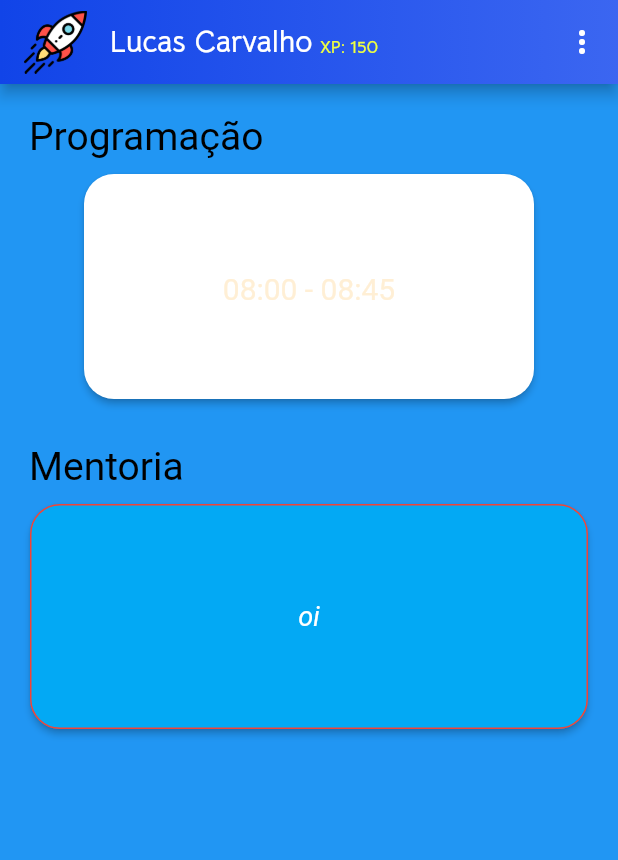
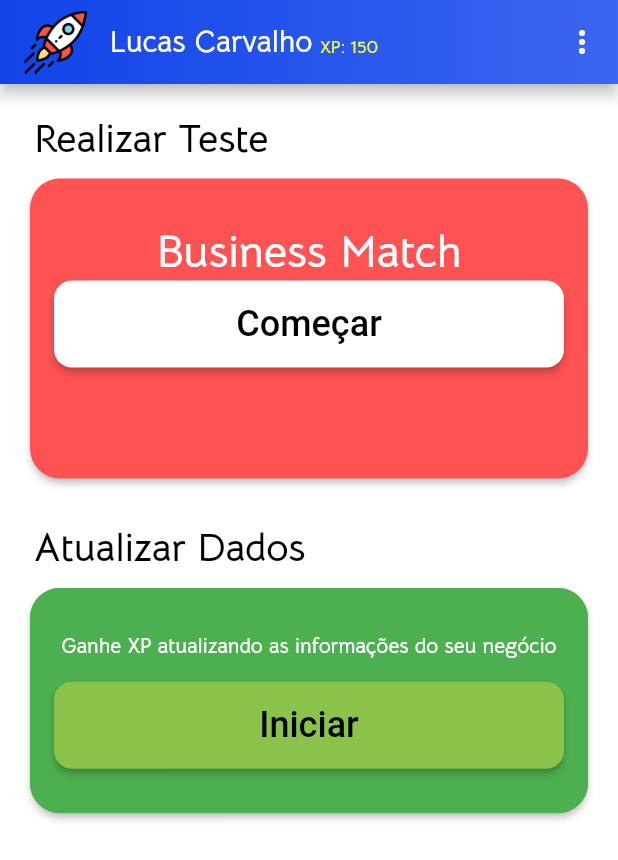
Before and after one commit to SamuelGDMG/RiseHub, a Flutter app: the MainPage screen opened directly, on a phone screen of 412 x 824 dp. Shown: the top 860 px of the screen. Run offline on Flutter 3.47's test engine with Material 2 defaults, Android fonts, the phone set to English and light mode, and no system bars; our stand-ins replace clay_containers, curved_navigation_bar, flip_card, flutter_screenutil, gradient_app_bar, shimmer and 2 more; missing offline and left inert: slimy_card; Roboto replaces fonts that are missing (CaviarDreamsBold).

Commit message:
add main menu content

```diff
--- a/lib/home.dart
+++ b/lib/home.dart
@@ -3,6 +3,7 @@ import 'package:flutter/material.dart';
 import 'package:RiseArea/pages/profile_page.dart';
 import 'package:RiseArea/pages/home_page.dart';
 import 'package:curved_navigation_bar/curved_navigation_bar.dart';
+
 
 class Home extends StatefulWidget {
   @override
--- a/lib/pages/home_page.dart
+++ b/lib/pages/home_page.dart
@@ -1,3 +1,4 @@
+import 'package:RiseArea/ResultsScreen.dart';
 import 'package:flutter/material.dart';
 import 'package:RiseArea/utils/colors.dart';
 import 'package:gradient_app_bar/gradient_app_bar.dart';
@@ -49,8 +50,11 @@ class _MainPageState extends State<MainPage> {
                 padding: const EdgeInsets.all(15.0),
                 child: Row(
                   children: <Widget>[
-                      Text('Lucas Carvalho',
-                      style: TextStyle( fontFamily: 'BellotaText',),
+                    Text(
+                      'Lucas Carvalho',
+                      style: TextStyle(
+                        fontFamily: 'BellotaText',
+                      ),
                     ),
                     SizedBox(
                       width: 5,
@@ -61,7 +65,8 @@ class _MainPageState extends State<MainPage> {
                         "XP: 150",
                         style: TextStyle(
                             fontFamily: 'BellotaText',
-                              fontSize: 12.0, color: Colors.limeAccent),
+                            fontSize: 12.0,
+                            color: Colors.limeAccent),
                       ),
                     )
                   ],
@@ -78,7 +83,10 @@ class _MainPageState extends State<MainPage> {
               return Constants.choices.map((String choice) {
                 return PopupMenuItem<String>(
                   value: choice,
-                    child: Text(choice, textAlign: TextAlign.center,),
+                  child: Text(
+                    choice,
+                    textAlign: TextAlign.center,
+                  ),
                 );
               }).toList();
             },
@@ -86,7 +94,7 @@ class _MainPageState extends State<MainPage> {
         ],
       ),
       body: Container(
-          color: Colors.blue,
+        color: Colors.white,
         child: Column(
           children: <Widget>[
             SizedBox(
@@ -96,9 +104,9 @@ class _MainPageState extends State<MainPage> {
               crossAxisAlignment: CrossAxisAlignment.center,
               children: <Widget>[
                 Text(
-                    '\t\t\tProgramação',
+                  '\t\t\tRealizar Teste',
                   style: TextStyle(
-                        fontFamily: 'CaviarDreamsBold',
+                      fontFamily: 'BellotaText',
                       color: Colors.black,
                       fontSize: 26.0),
                 ),
@@ -110,9 +118,10 @@ class _MainPageState extends State<MainPage> {
               ),
               elevation: 2,
               margin: EdgeInsets.symmetric(vertical: 10.0, horizontal: 20.0),
+              color: Colors.redAccent,
               child: Container(
-                  width: 300,
-                  height: 150,
+                width: 400,
+                height: 200,
                 child: Row(
                   mainAxisAlignment: MainAxisAlignment.center,
                   children: <Widget>[
@@ -121,24 +130,32 @@ class _MainPageState extends State<MainPage> {
                       child: Column(
                         children: <Widget>[
                           Text(
-                              'Coffee Break',
-                              style:
-                              TextStyle(color: Colors.white, fontSize: 30.0),
-                            ),
-                            Text(
-                              '08:00 - 08:45',
-                              style:
-                              TextStyle(color: myColors.text, fontSize: 20.0),
-                            ),
-                            Padding(
-                              padding: EdgeInsets.only(right: 80.0, top: 42.0),
-                              child: Text(
-                                'Próximo: Apresentação dos Desafios',
+                            'Business Match',
                             style: TextStyle(
                                 color: Colors.white,
-                                  fontSize: 10.0,
+                                fontSize: 30.0,
+                                fontFamily: "BellotaText"),
+                          ),
+                          MaterialButton(
+                            height: 58,
+                            minWidth: 340,
+                            shape: RoundedRectangleBorder(
+                                borderRadius: new BorderRadius.circular(12)),
+                            onPressed: () {
+                              Navigator.push(
+                                  context,
+                                  new MaterialPageRoute(
+                                      builder: (BuildContext context) =>
+                                          new ResultsScreen()));
+                            },
+                            child: Text(
+                              "Começar",
+                              style: TextStyle(
+                                fontSize: 24,
+                                color: Colors.black,
                               ),
                             ),
+                            color: Colors.white,
                           ),
                         ],
                       ),
@@ -152,9 +169,9 @@ class _MainPageState extends State<MainPage> {
               crossAxisAlignment: CrossAxisAlignment.center,
               children: <Widget>[
                 Text(
-                    '\t\t\tMentoria',
+                  '\t\t\tAtualizar Dados',
                   style: TextStyle(
-                        fontFamily: 'CaviarDreamsBold',
+                      fontFamily: "BellotaText",
                       color: Colors.black,
                       fontSize: 26.0),
                 ),
@@ -164,26 +181,44 @@ class _MainPageState extends State<MainPage> {
               shape: RoundedRectangleBorder(
                 borderRadius: BorderRadius.circular(20.0),
                 side: BorderSide(
-                    color: Colors.red,
+                  color: Colors.green,
                   width: 1.0,
                 ),
               ),
-                color: Colors.lightBlue,
+              color: Colors.green,
               elevation: 2,
               margin: EdgeInsets.symmetric(vertical: 10.0, horizontal: 20.0),
               child: Container(
                 width: 400,
                 height: 150,
-                  child: Row(
+                child: Column(
                   mainAxisAlignment: MainAxisAlignment.center,
                   children: <Widget>[
+                    Text(
+                      'Ganhe XP atualizando as informações do seu negócio',
+                      style: TextStyle(
+                          color: Colors.white,
+                          fontSize: 14.0,
+                          fontFamily: "BellotaText"),
+                    ),
+                    SizedBox(
+                      height: 15,
+                    ),
                     Center(
+                      child: MaterialButton(
+                        height: 58,
+                        minWidth: 340,
+                        shape: RoundedRectangleBorder(
+                            borderRadius: new BorderRadius.circular(12)),
+                        onPressed: () {},
                         child: Text(
-                         "oi",
+                          "Iniciar",
                           style: TextStyle(
-                              fontStyle: FontStyle.italic,
-                              color: Colors.white,
-                              fontSize: 18.0),
+                            fontSize: 24,
+                            color: Colors.black,
+                          ),
+                        ),
+                        color: Colors.lightGreen,
                       ),
                     ),
                   ],
```
Lines whose indentation alone changed are shown as unchanged.
